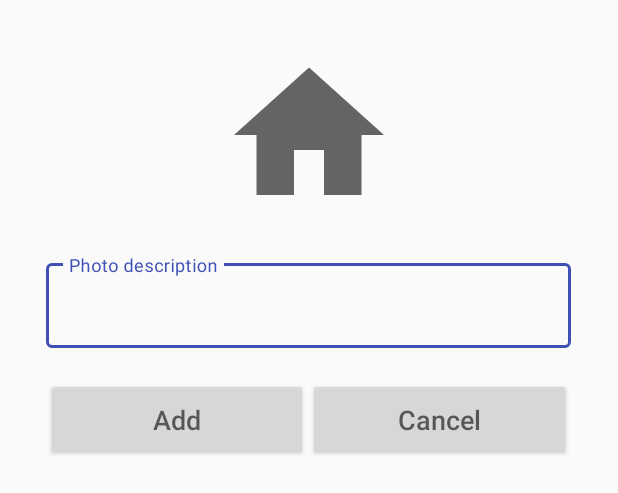
After one commit to GregBiglione/Project_9, an Android app: the layout add_house_photo_dialog.xml on its own in the app's theme, with its tools: preview values and no code run, on a phone screen of 412 x 824 dp. The commit adds this screen. Shown: the top 493 px of the screen. Run offline under Robolectric (Android 15) with nearby library versions, the phone set to English and light mode, and no system bars.

Commit message:
Added AddHousePhotoDialog

```diff
--- a/app/src/main/java/com/openclassrooms/realestatemanager/adapters/HousePhotoAdapter.kt
+++ b/app/src/main/java/com/openclassrooms/realestatemanager/adapters/HousePhotoAdapter.kt
@@ -9,6 +9,7 @@ import android.widget.TextView
 import androidx.recyclerview.widget.RecyclerView
 import com.bumptech.glide.Glide
 import com.openclassrooms.realestatemanager.R
+import com.openclassrooms.realestatemanager.model.Agent
 import com.openclassrooms.realestatemanager.model.HousePhoto
 
 class HousePhotoAdapter: RecyclerView.Adapter<HousePhotoAdapter.HousePhotoViewHolder>() {
@@ -38,4 +39,9 @@ class HousePhotoAdapter: RecyclerView.Adapter<HousePhotoAdapter.HousePhotoViewHo
         val addHousePhotoUpdateBtn: Button = itemView.findViewById(R.id.add_house_photo_update_button)
         val addHousePhotoDeleteBtn: Button = itemView.findViewById(R.id.add_house_photo_delete_button)
     }
+
+    //fun setData(housePhoto: List<HousePhoto>){
+    //    this.housePhotoList = housePhoto
+    //    notifyDataSetChanged()
+    //}
 }
--- a/app/src/main/java/com/openclassrooms/realestatemanager/ui/activities/AddHouseActivity.kt
+++ b/app/src/main/java/com/openclassrooms/realestatemanager/ui/activities/AddHouseActivity.kt
@@ -1,26 +1,41 @@
 package com.openclassrooms.realestatemanager.ui.activities
 
+import android.Manifest
+import android.app.Activity
+import android.content.Intent
+import android.content.pm.PackageManager
+import android.os.Build
 import android.os.Bundle
 import android.view.View
-import android.widget.AdapterView
-import android.widget.ArrayAdapter
-import android.widget.Spinner
-import android.widget.Toast
+import android.widget.*
 import androidx.appcompat.app.AppCompatActivity
+import androidx.core.app.ActivityCompat
+import androidx.core.content.ContentProviderCompat.requireContext
+import androidx.lifecycle.ViewModelProvider
 import androidx.recyclerview.widget.LinearLayoutManager
 import androidx.recyclerview.widget.RecyclerView
 import com.droidman.ktoasty.showSuccessToast
+import com.droidman.ktoasty.showWarningToast
 import com.openclassrooms.realestatemanager.R
 import com.openclassrooms.realestatemanager.adapters.HousePhotoAdapter
+import com.openclassrooms.realestatemanager.database.dao.RealEstateManagerDatabase
+import com.openclassrooms.realestatemanager.injections.ViewModelFactory
+import com.openclassrooms.realestatemanager.repositories.AgentRepository
+import com.openclassrooms.realestatemanager.repositories.HousePhotoRepository
+import com.openclassrooms.realestatemanager.repositories.HouseRepository
+import com.openclassrooms.realestatemanager.ui.dialog_box.AddHousePhotoDialog
+import com.openclassrooms.realestatemanager.viewmodel.MainViewModel
 
 class AddHouseActivity : AppCompatActivity() {
 
     private lateinit var housePhotoRecyclerView: RecyclerView
     private lateinit var housePhotoAdapter: HousePhotoAdapter
+    private lateinit var housePhoto: ImageView
 
     override fun onCreate(savedInstanceState: Bundle?) {
         super.onCreate(savedInstanceState)
         setContentView(R.layout.activity_add_house)
+        clickOnAddHouseButton()
         configureHousePhotoRecyclerView()
         typeSpinner()
         neighborhoodSpinner()
@@ -36,6 +51,20 @@ class AddHouseActivity : AppCompatActivity() {
         housePhotoRecyclerView.adapter = housePhotoAdapter
         housePhotoRecyclerView.layoutManager = LinearLayoutManager(applicationContext)
     }
+
+    //----------------------------------------------------------------------------------------------
+    //-------------------------------- Show house photo dialog box ---------------------------------
+    //----------------------------------------------------------------------------------------------
+
+    fun clickOnAddHouseButton(){
+        housePhoto = findViewById(R.id.add_house_photo)
+        housePhoto.setOnClickListener { showHousePhotoDialogBox() }
+    }
+
+    private fun showHousePhotoDialogBox() {
+        AddHousePhotoDialog(this).show()
+    }
+
 
     //----------------------------------------------------------------------------------------------
     //-------------------------------- House type spinner ------------------------------------------
--- a/app/src/main/java/com/openclassrooms/realestatemanager/ui/add_agent/AddAgentFragment.kt
+++ b/app/src/main/java/com/openclassrooms/realestatemanager/ui/add_agent/AddAgentFragment.kt
@@ -159,7 +159,7 @@ class AddAgentFragment : Fragment() {
         }
     }
 
-    //------------------- Click on image view ------------------------------------------------------
+    //------------------- Intent to access gallery -------------------------------------------------
 
     private fun pickAgentPhotoFromGallery() {
         val accessGallery = Intent(Intent.ACTION_PICK)
--- /dev/null
+++ b/app/src/main/java/com/openclassrooms/realestatemanager/ui/dialog_box/AddHousePhotoDialog.kt
@@ -0,0 +1,30 @@
+package com.openclassrooms.realestatemanager.ui.dialog_box
+
+import android.app.Dialog
+import android.content.Context
+import android.os.Bundle
+import android.view.View
+import android.view.Window
+import android.view.inputmethod.InputMethodManager
+import com.google.android.material.textfield.TextInputEditText
+import com.openclassrooms.realestatemanager.R
+
+class AddHousePhotoDialog(context: Context): Dialog(context) {
+
+    private lateinit var addHousePhotoDescription: TextInputEditText
+
+    override fun onCreate(savedInstanceState: Bundle?) {
+        super.onCreate(savedInstanceState)
+        requestWindowFeature(Window.FEATURE_NO_TITLE)
+        setContentView(R.layout.add_house_photo_dialog)
+    }
+
+    //----------------------------------------------------------------------------------------------
+    //------------------- Hide keyboard ------------------------------------------------------------
+    //----------------------------------------------------------------------------------------------
+
+    private fun closeKeyboard(view: View){
+        val imm = context.getSystemService(Context.INPUT_METHOD_SERVICE) as InputMethodManager
+        imm.hideSoftInputFromWindow(view.windowToken, 0)
+    }
+}
--- /dev/null
+++ b/app/src/main/res/layout/add_house_photo_dialog.xml
@@ -0,0 +1,71 @@
+<?xml version="1.0" encoding="utf-8"?>
+<androidx.constraintlayout.widget.ConstraintLayout xmlns:android="http://schemas.android.com/apk/res/android"
+    android:layout_width="350dp"
+    android:layout_height="match_parent"
+    xmlns:app="http://schemas.android.com/apk/res-auto"
+    android:layout_marginTop="30dp"
+    android:layout_marginStart="15dp"
+    android:layout_marginEnd="15dp"
+    android:layout_marginBottom="30dp"
+    android:layout_gravity="center_horizontal">
+
+    <ImageView
+        android:id="@+id/dialog_add_house_photo"
+        app:layout_constraintTop_toTopOf="parent"
+        app:layout_constraintStart_toStartOf="parent"
+        app:layout_constraintEnd_toEndOf="parent"
+        android:contentDescription="@string/agent_photo"
+        android:layout_gravity="center_horizontal"
+        android:src="@drawable/ic_baseline_home_24"
+        style="@style/agent_photo_style"/>
+
+    <com.google.android.material.textfield.TextInputLayout
+        android:id="@+id/dialog_add_house_description_input"
+        android:layout_width="match_parent"
+        android:layout_height="wrap_content"
+        android:layout_marginTop="20dp"
+        app:layout_constraintTop_toBottomOf="@id/dialog_add_house_photo"
+        app:layout_constraintStart_toStartOf="parent"
+        app:layout_constraintEnd_toEndOf="parent"
+        style="@style/Widget.MaterialComponents.TextInputLayout.OutlinedBox">
+
+        <com.google.android.material.textfield.TextInputEditText
+            android:id="@+id/dialog_add_house_description_et"
+            android:hint="@string/photo_description"
+            android:inputType="text"
+            style="@style/agent_first_name_style"
+            android:nextFocusDown="@+id/agent_name"/>
+
+    </com.google.android.material.textfield.TextInputLayout>
+
+    <LinearLayout
+        android:id="@+id/dialog_add_house_btn_lyt"
+        android:layout_width="match_parent"
+        android:layout_height="wrap_content"
+        android:layout_marginTop="20dp"
+        android:orientation="horizontal"
+        app:layout_constraintTop_toBottomOf="@+id/dialog_add_house_description_input"
+        android:layout_gravity="center">
+
+        <Button
+            android:id="@+id/dialog_add_house_add_button"
+            app:layout_constraintTop_toBottomOf="@id/agent_email_input"
+            app:layout_constraintStart_toStartOf="parent"
+            app:layout_constraintEnd_toEndOf="@id/agent_delete_button"
+            android:hint="@string/add"
+            app:cornerRadius="20dp"
+            android:nextFocusDown="@+id/agent_delete_button"
+            style="@style/agent_item_btn_style"/>
+
+        <Button
+            android:id="@+id/dialog_add_house_cancel_button"
+            app:layout_constraintTop_toBottomOf="@id/agent_email_input"
+            app:layout_constraintStart_toStartOf="@id/agent_add_button"
+            app:layout_constraintEnd_toEndOf="parent"
+            android:hint="@string/cancel"
+            android:textSize="18sp"
+            app:cornerRadius="20dp"
+            style="@style/agent_item_btn_style"/>
+    </LinearLayout>
+
+</androidx.constraintlayout.widget.ConstraintLayout>
--- a/app/src/main/res/values/strings.xml
+++ b/app/src/main/res/values/strings.xml
@@ -398,4 +398,5 @@
     <string name="menu_update">Update agent</string>
     <string name="agent_in_charge">Agent in charge</string>
     <string name="photo_description">Photo description</string>
+    <string name="cancel">Cancel</string>
 </resources>
```
